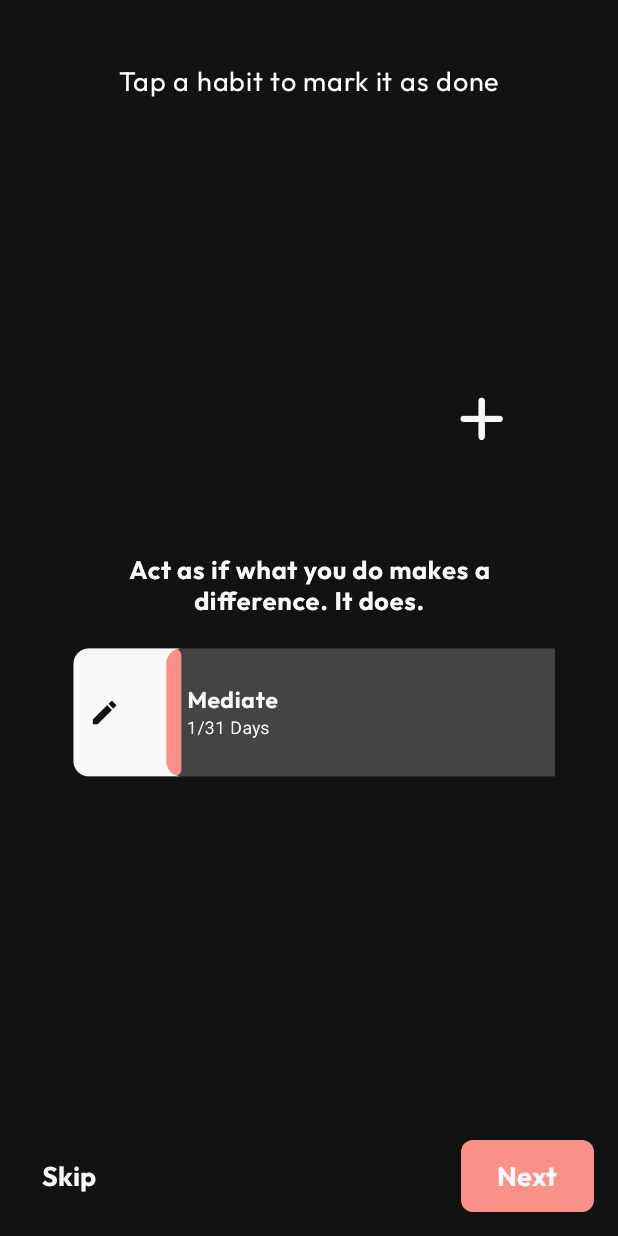
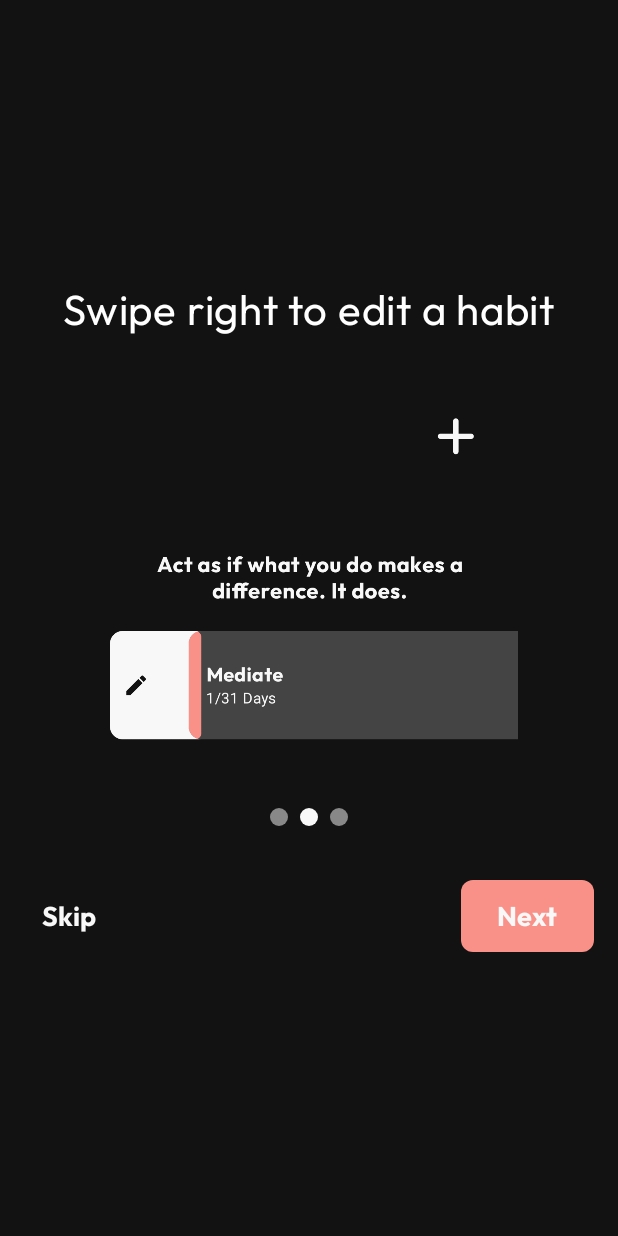
Before and after one commit to marcfichtl/habittracker, an Android app built with Jetpack Compose: the screen it shows after launch (MainActivity), after a tap on "Next", on a phone screen of 412 x 824 dp. Run offline under Robolectric (Android 15) with nearby library versions, the phone set to English and light mode, and no system bars.

Commit message:
Updated TutorialScreen

```diff
--- a/app/src/main/java/com/example/habittracker/ui/TutorialScreen.kt
+++ b/app/src/main/java/com/example/habittracker/ui/TutorialScreen.kt
@@ -2,12 +2,16 @@ package com.example.habittracker.ui
 
 import androidx.compose.foundation.Image
 import androidx.compose.foundation.background
+import androidx.compose.foundation.border
 import androidx.compose.foundation.layout.Arrangement
+import androidx.compose.foundation.layout.Box
 import androidx.compose.foundation.layout.Column
 import androidx.compose.foundation.layout.Row
+import androidx.compose.foundation.layout.Spacer
 import androidx.compose.foundation.layout.fillMaxSize
 import androidx.compose.foundation.layout.fillMaxWidth
 import androidx.compose.foundation.layout.padding
+import androidx.compose.foundation.layout.size
 import androidx.compose.foundation.pager.HorizontalPager
 import androidx.compose.foundation.pager.rememberPagerState
 import androidx.compose.foundation.shape.RoundedCornerShape
@@ -34,38 +38,67 @@ import kotlinx.coroutines.launch
 fun TutorialScreen(onFinish: () -> Unit) {
     val scope = rememberCoroutineScope()
     val images = listOf(R.drawable.tutorial1, R.drawable.tutorial2, R.drawable.tutorial3)
+    val tutorialText = listOf(
+        "Tap a habit to mark it as done",
+        "Swipe right to edit a habit",
+        "Swipe left to see statistics of a habit"
+    )
     val pagerState = rememberPagerState(pageCount = { images.size })
 
+
     Column(
-        modifier = Modifier.fillMaxSize().background(Color(0xFF121212)),
+        modifier = Modifier
+            .fillMaxSize()
+            .background(Color(0xFF121212)),
         horizontalAlignment = Alignment.CenterHorizontally,
         verticalArrangement = Arrangement.Center
     ) {
+        Spacer(Modifier.weight(0.5f))
         HorizontalPager(
             state = pagerState,
-            modifier = Modifier.weight(1f)
+            modifier = Modifier.weight(1f).align(Alignment.CenterHorizontally)
         ) { page ->
             Column(
-                modifier = Modifier.fillMaxSize().padding(42.dp),
+                modifier = Modifier
+                    .fillMaxWidth(),
                 horizontalAlignment = Alignment.CenterHorizontally,
                 verticalArrangement = Arrangement.Center
             ) {
                 Text(
-                    text = "Tap a habit to mark it as done",
+                    text = tutorialText[page],
                     color = Color.White,
-                    fontSize = 18.sp,
-                    fontFamily = OutfitFontFamily
+                    fontSize = 28.sp,
+                    fontFamily = OutfitFontFamily,
+                    modifier = Modifier
+                        .padding(16.dp)
+                        .align(Alignment.CenterHorizontally)
                 )
                 Image(
                     painter = painterResource(id = images[page]),
                     contentDescription = "tutorial",
-                    modifier = Modifier.fillMaxSize()
+                    modifier = Modifier
+                        .fillMaxSize()
                 )
             }
 
         }
 
-
+        Row(
+            modifier = Modifier
+                .fillMaxWidth()
+                .padding(16.dp),
+            horizontalArrangement = Arrangement.Center
+        ) {
+            repeat(images.size) { index ->
+                Box(
+                    modifier = Modifier
+                        .padding(4.dp)
+                        .size(12.dp)
+                        .clip(RoundedCornerShape(50))
+                        .background(if (pagerState.currentPage == index) Primary else Color.Gray)
+                )
+            }
+        }
 
         Row(
             modifier = Modifier
@@ -110,5 +143,6 @@ fun TutorialScreen(onFinish: () -> Unit) {
                 )
             }
         }
+        Spacer(Modifier.weight(0.5f))
     }
 }
```
